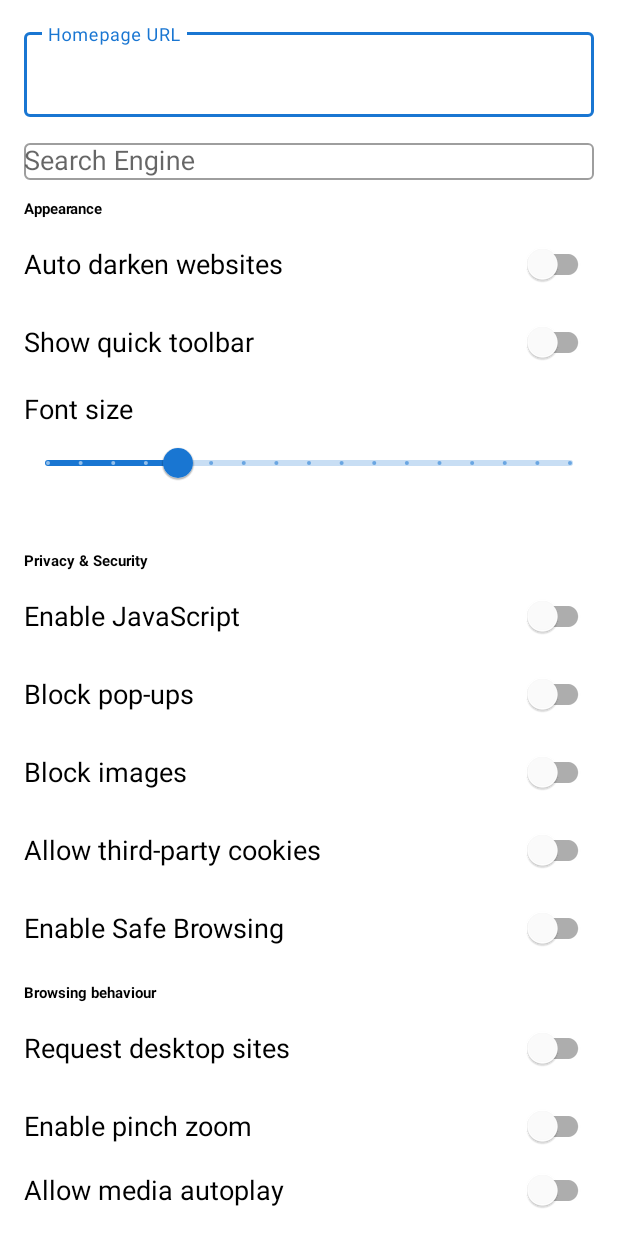
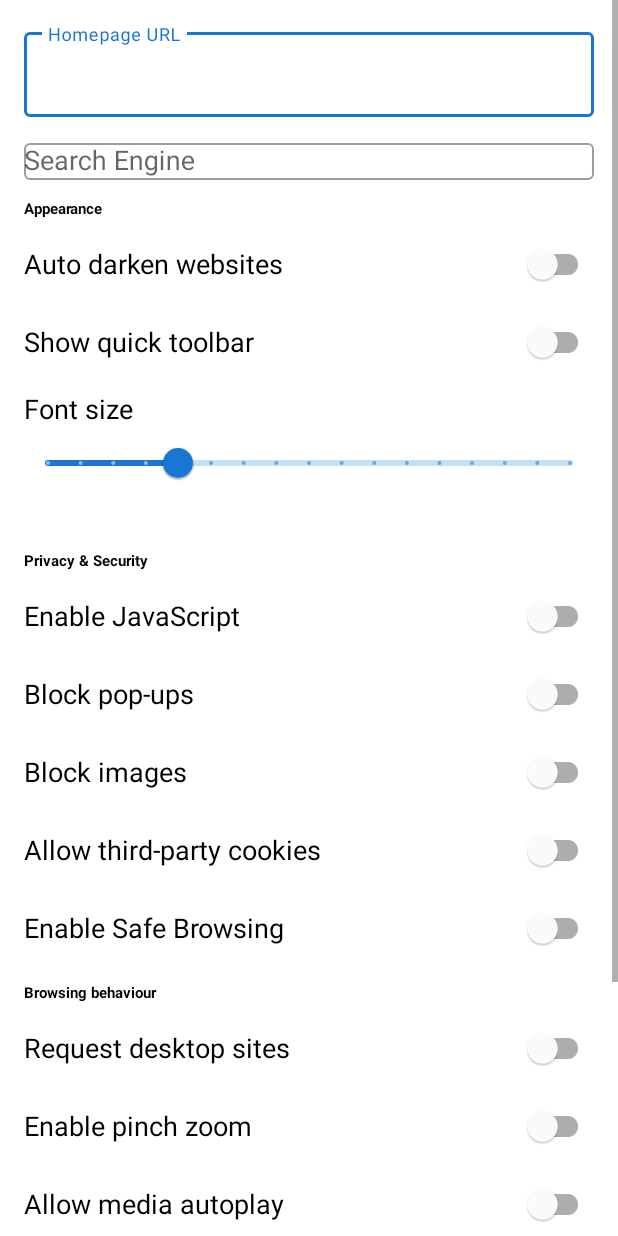
Before and after one commit to machaddr/surfscape, an Android app: the layout dialog_settings.xml on its own in the app's theme, with its tools: preview values and no code run, on a phone screen of 412 x 824 dp. Run offline under Robolectric (Android 15) with nearby library versions, the phone set to English and light mode, and no system bars.

Commit message:
Wrapped the settings layout in a scrollable container so the full list of toggles, sliders, and bookmark buttons can be accessed on smaller screens

```diff
--- a/android/app/src/main/res/layout/dialog_settings.xml
+++ b/android/app/src/main/res/layout/dialog_settings.xml
@@ -1,6 +1,12 @@
 <?xml version="1.0" encoding="utf-8"?>
-<LinearLayout xmlns:android="http://schemas.android.com/apk/res/android"
+<ScrollView xmlns:android="http://schemas.android.com/apk/res/android"
     xmlns:app="http://schemas.android.com/apk/res-auto"
+    android:layout_width="match_parent"
+    android:layout_height="wrap_content"
+    android:padding="0dp"
+    android:scrollbars="vertical">
+
+    <LinearLayout
         android:layout_width="match_parent"
         android:layout_height="wrap_content"
         android:orientation="vertical"
@@ -223,7 +229,7 @@
         style="@style/Widget.MaterialComponents.Button"
         android:layout_width="match_parent"
         android:layout_height="wrap_content"
-        android:layout_marginTop="8dp"
+        android:layout_marginTop="12dp"
         android:text="@string/settings_export_bookmarks"
         android:textAllCaps="false"
         android:textSize="18sp"
@@ -235,3 +241,4 @@
         android:textColor="@android:color/white" />
 
     </LinearLayout>
+</ScrollView>
```
Lines whose indentation alone changed are shown as unchanged.
